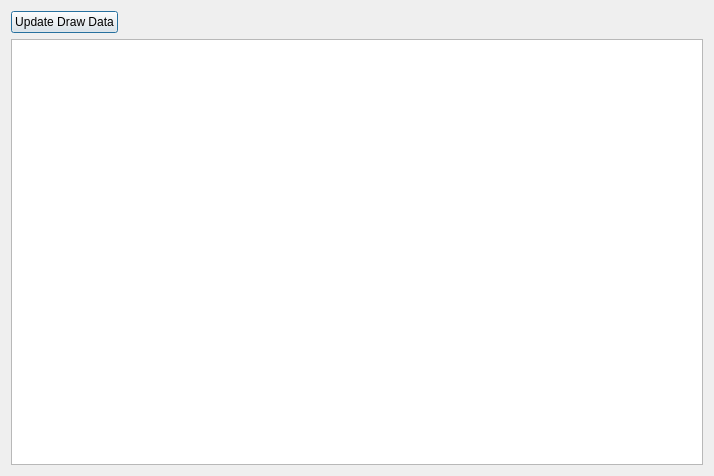
This is LottoWindow.ui in SD-MotoRider/QTLottoTracker as Qt 5 draws it before an edit. The edited form follows.
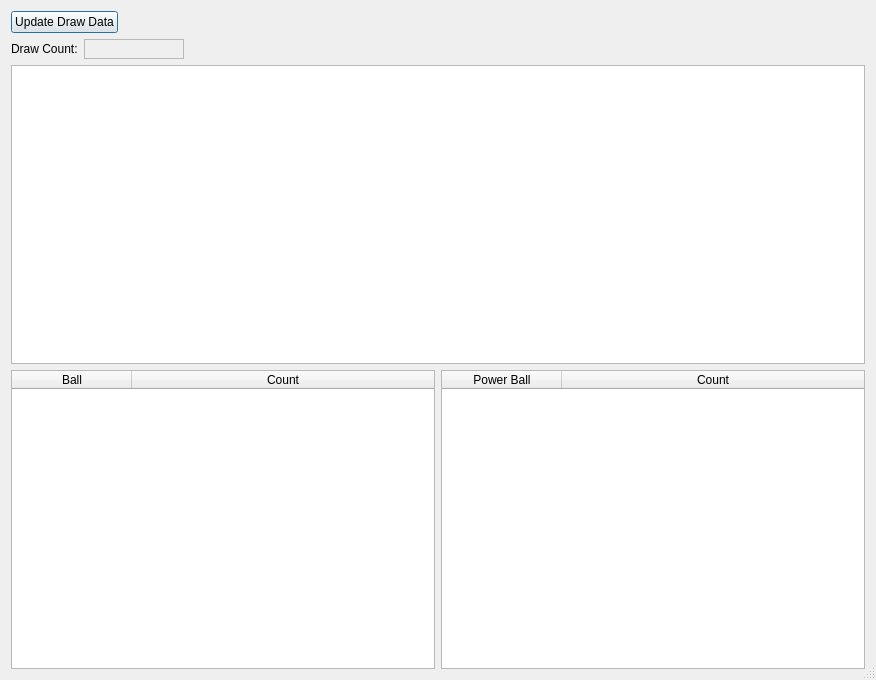
This is the edited form.

Commit message: Frequency tables implemented

Patch:
```diff
--- a/LottoWindow.ui
+++ b/LottoWindow.ui
@@ -6,13 +6,16 @@
    <rect>
     <x>0</x>
     <y>0</y>
-    <width>714</width>
-    <height>476</height>
+    <width>876</width>
+    <height>680</height>
    </rect>
   </property>
   <property name="windowTitle">
    <string>Powerball</string>
   </property>
+  <property name="sizeGripEnabled">
+   <bool>true</bool>
+  </property>
   <layout class="QVBoxLayout" name="verticalLayout">
    <item>
     <layout class="QHBoxLayout" name="horizontalLayout">
@@ -38,6 +41,52 @@
      </item>
     </layout>
    </item>
+   <item>
+    <layout class="QHBoxLayout" name="horizontalLayout_3">
+     <item>
+      <widget class="QLabel" name="label">
+       <property name="text">
+        <string>Draw Count:</string>
+       </property>
+      </widget>
+     </item>
+     <item>
+      <widget class="QLabel" name="_drawCount">
+       <property name="minimumSize">
+        <size>
+         <width>100</width>
+         <height>0</height>
+        </size>
+       </property>
+       <property name="frameShape">
+        <enum>QFrame::StyledPanel</enum>
+       </property>
+       <property name="frameShadow">
+        <enum>QFrame::Sunken</enum>
+       </property>
+       <property name="text">
+        <string/>
+       </property>
+       <property name="alignment">
+        <set>Qt::AlignRight|Qt::AlignTrailing|Qt::AlignVCenter</set>
+       </property>
+      </widget>
+     </item>
+     <item>
+      <spacer name="horizontalSpacer_2">
+       <property name="orientation">
+        <enum>Qt::Horizontal</enum>
+       </property>
+       <property name="sizeHint" stdset="0">
+        <size>
+         <width>40</width>
+         <height>20</height>
+        </size>
+       </property>
+      </spacer>
+     </item>
+    </layout>
+   </item>
    <item>
     <widget class="QTableView" name="_drawTable">
      <property name="editTriggers">
@@ -57,6 +106,59 @@
      </attribute>
     </widget>
    </item>
+   <item>
+    <layout class="QHBoxLayout" name="horizontalLayout_2">
+     <item>
+      <widget class="QTableWidget" name="_ballFreqTable">
+       <attribute name="horizontalHeaderDefaultSectionSize">
+        <number>120</number>
+       </attribute>
+       <attribute name="horizontalHeaderStretchLastSection">
+        <bool>true</bool>
+       </attribute>
+       <attribute name="verticalHeaderVisible">
+        <bool>false</bool>
+       </attribute>
+       <column>
+        <property name="text">
+         <string>Ball</string>
+        </property>
+       </column>
+       <column>
+        <property name="text">
+         <string>Count</string>
+        </property>
+       </column>
+      </widget>
+     </item>
+     <item>
+      <widget class="QTableWidget" name="_pBallFreqTable">
+       <attribute name="horizontalHeaderDefaultSectionSize">
+        <number>120</number>
+       </attribute>
+       <attribute name="horizontalHeaderStretchLastSection">
+        <bool>true</bool>
+       </attribute>
+       <attribute name="verticalHeaderVisible">
+        <bool>false</bool>
+       </attribute>
+       <attribute name="verticalHeaderHighlightSections">
+        <bool>false</bool>
+       </attribute>
+       <column>
+        <property name="text">
+         <string>Power Ball</string>
+        </property>
+       </column>
+       <column>
+        <property name="text">
+         <string>Count</string>
+        </property>
+       </column>
+      </widget>
+     </item>
+    </layout>
+   </item>
   </layout>
  </widget>
  <layoutdefault spacing="6" margin="11"/>
```
The commit also changes 4 other files.
